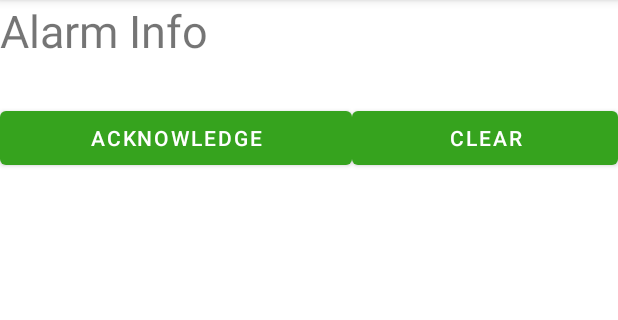
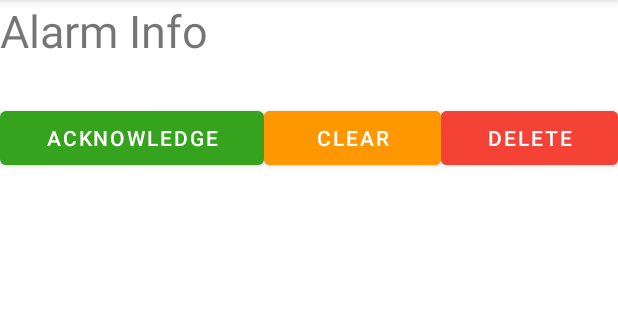
Before and after one commit to Joserra13/SmartTrashApp2, an Android app: the AlarmActivity screen opened directly, with no data from a screen before it, after a tap on "CLEAR", on a phone screen of 412 x 824 dp, the part 84-404 px from its top. Run offline under Robolectric (Android 15) with nearby library versions, the phone set to English and light mode, and no system bars.

Commit message:
Añadida la funcion de clear, ack  y delete alarmas

```diff
--- a/app/src/main/java/dte/masteriot/mdp/smarttrashapp2/AlarmActivity.java
+++ b/app/src/main/java/dte/masteriot/mdp/smarttrashapp2/AlarmActivity.java
@@ -58,6 +58,9 @@ public class AlarmActivity extends AppCompatActivity {
         }else if(choice == 1){
             //Clear
             alarmCommand = tbs.sendClearAlarm(token, alarmId);
+        }else if(choice == 2){
+            //Clear
+            alarmCommand = tbs.sendDeleteAlarm(token, alarmId);
         }
 
         //This enqueues of the Callback means we are making an asynchronous request (which won't block the UI-Thread)
@@ -70,6 +73,8 @@ public class AlarmActivity extends AppCompatActivity {
                         commandSent.setText("Alarm acknowledged");
                     }else if(choice == 1){
                         commandSent.setText("Alarm cleared");
+                    }else if(choice == 2){
+                        commandSent.setText("Alarm deleted");
                     }
 
                 } else{
@@ -79,6 +84,8 @@ public class AlarmActivity extends AppCompatActivity {
                         commandSent.setText("Alarm was not acknowledge correclty");
                     }else if(choice == 1){
                         commandSent.setText("Alarm was not cleared correclty");
+                    }else if(choice == 2){
+                        commandSent.setText("Alarm was not deleted correclty");
                     }
                 }
             }
@@ -96,6 +103,12 @@ public class AlarmActivity extends AppCompatActivity {
     }
 
     public void sendClear(View view) {
+
         sendCommand(1);
     }
+
+    public void sendDelete(View view) {
+
+        sendCommand(2);
+    }
 }
--- a/app/src/main/java/dte/masteriot/mdp/smarttrashapp2/Item.java
+++ b/app/src/main/java/dte/masteriot/mdp/smarttrashapp2/Item.java
@@ -5,13 +5,11 @@ import com.google.android.gms.maps.model.LatLng;
 public class Item {
     private final String myDisplayText;
     private final LatLng myLocation;
-    private final String mydate;
 
 
-    Item(String display_text, LatLng location, String date) {
+    Item(String display_text, LatLng location) {
         myDisplayText = display_text;
         myLocation = location;
-        mydate = date;
     }
 
     String getDisplayText() {
@@ -22,6 +20,4 @@ public class Item {
         return myLocation;
     }
 
-    String getDate(){return mydate;}
-
 }
--- a/app/src/main/java/dte/masteriot/mdp/smarttrashapp2/LoadingActivity.java
+++ b/app/src/main/java/dte/masteriot/mdp/smarttrashapp2/LoadingActivity.java
@@ -195,7 +195,7 @@ public class LoadingActivity extends AppCompatActivity{
 
                 }
 
-                listOfItems.add(new Item(containerName, location, null));
+                listOfItems.add(new Item(containerName, location));
             }
 
         } catch (JSONException e) {
--- a/app/src/main/java/dte/masteriot/mdp/smarttrashapp2/ThingsboardService.java
+++ b/app/src/main/java/dte/masteriot/mdp/smarttrashapp2/ThingsboardService.java
@@ -4,6 +4,7 @@ import com.google.gson.JsonObject;
 
 import retrofit2.Call;
 import retrofit2.http.Body;
+import retrofit2.http.DELETE;
 import retrofit2.http.GET;
 import retrofit2.http.Header;
 import retrofit2.http.Headers;
@@ -43,13 +44,8 @@ public interface ThingsboardService {
 
     //STREET Plastic Container ALARM
     @Headers({"Accept: application/json"})
-    @GET ("alarm/DEVICE/6e2b9ca0-7971-11ec-9a04-591db17ccd5b?pageSize=10&page=0&sortProperty=createdTime&sortOrder=DESC&status=ACTIVE_UNACK")
+    @GET ("alarm/DEVICE/6e2b9ca0-7971-11ec-9a04-591db17ccd5b?&pageSize=30&page=0&sortProperty=createdTime&sortOrder=DESC")
     Call<JsonObject> getPlasticStreetContainersAlarm (@Header("X-Authorization") String token);
-
-    //STREET Plastic Container ALARM
-    @Headers({"Accept: application/json"})
-    @GET ("alarm/DEVICE/6e2b9ca0-7971-11ec-9a04-591db17ccd5b?pageSize=10&page=0&sortProperty=createdTime&sortOrder=DESC&status=ACTIVE_ACK")
-    Call<JsonObject> getPlasticStreetContainersAlarm2 (@Header("X-Authorization") String token);
 
     //STREET Paper Container
     @Headers({"Accept: application/json"})
@@ -58,13 +54,8 @@ public interface ThingsboardService {
 
     //STREET Paper Container ALARM
     @Headers({"Accept: application/json"})
-    @GET ("alarm/DEVICE/1810a5d0-790e-11ec-9a04-591db17ccd5b?pageSize=10&page=0&sortProperty=createdTime&sortOrder=DESC&status=ACTIVE_UNACK")
+    @GET ("alarm/DEVICE/1810a5d0-790e-11ec-9a04-591db17ccd5b?&pageSize=30&page=0&sortProperty=createdTime&sortOrder=DESC")
     Call<JsonObject> getPaperStreetContainersAlarm (@Header("X-Authorization") String token);
-
-    //STREET Paper Container ALARM
-    @Headers({"Accept: application/json"})
-    @GET ("alarm/DEVICE/1810a5d0-790e-11ec-9a04-591db17ccd5b?pageSize=10&page=0&sortProperty=createdTime&sortOrder=DESC&status=ACTIVE_ACK")
-    Call<JsonObject> getPaperStreetContainersAlarm2 (@Header("X-Authorization") String token);
 
     //STREET Organic Container
     @Headers({"Accept: application/json"})
@@ -73,13 +64,8 @@ public interface ThingsboardService {
 
     //STREET Organic Container ALARM
     @Headers({"Accept: application/json"})
-    @GET ("alarm/DEVICE/3c23e860-7891-11ec-9a04-591db17ccd5b?pageSize=10&page=0&sortProperty=createdTime&sortOrder=DESC&status=ACTIVE_UNACK")
+    @GET ("alarm/DEVICE/3c23e860-7891-11ec-9a04-591db17ccd5b?&pageSize=30&page=0&sortProperty=createdTime&sortOrder=DESC")
     Call<JsonObject> getOrganicStreetContainersAlarm (@Header("X-Authorization") String token);
-
-    //STREET Organic Container ALARM
-    @Headers({"Accept: application/json"})
-    @GET ("alarm/DEVICE/3c23e860-7891-11ec-9a04-591db17ccd5b?pageSize=10&page=0&sortProperty=createdTime&sortOrder=DESC&status=ACTIVE_ACK")
-    Call<JsonObject> getOrganicStreetContainersAlarm2 (@Header("X-Authorization") String token);
 
     //STREET Glass Container
     @Headers({"Accept: application/json"})
@@ -88,13 +74,8 @@ public interface ThingsboardService {
 
     //STREET Glass Container ALARM
     @Headers({"Accept: application/json"})
-    @GET ("alarm/DEVICE/ddca70e0-7971-11ec-9a04-591db17ccd5b?pageSize=10&page=0&sortProperty=createdTime&sortOrder=DESC&status=ACTIVE_UNACK")
+    @GET ("alarm/DEVICE/ddca70e0-7971-11ec-9a04-591db17ccd5b?&pageSize=30&page=0&sortProperty=createdTime&sortOrder=DESC")
     Call<JsonObject> getGlassStreetContainersAlarm (@Header("X-Authorization") String token);
-
-    //STREET Glass Container ALARM
-    @Headers({"Accept: application/json"})
-    @GET ("alarm/DEVICE/ddca70e0-7971-11ec-9a04-591db17ccd5b?pageSize=10&page=0&sortProperty=createdTime&sortOrder=DESC&status=ACTIVE_ACK")
-    Call<JsonObject> getGlassStreetContainersAlarm2 (@Header("X-Authorization") String token);
 
     //ACKNOWLEDGE THE ALARM
     @Headers({"Accept: application/json", "Content-Type: application/json"})
@@ -105,4 +86,9 @@ public interface ThingsboardService {
     @Headers({"Accept: application/json", "Content-Type: application/json"})
     @POST ("alarm/{alarmId}/clear")
     Call<Void> sendClearAlarm (@Header("X-Authorization") String token, @Path ("alarmId") String alarmId);
+
+    //DELETE THE ALARM
+    @Headers({"Accept: application/json", "Content-Type: application/json"})
+    @DELETE("alarm/{alarmId}")
+    Call<Void> sendDeleteAlarm (@Header("X-Authorization") String token, @Path ("alarmId") String alarmId);
 }
--- a/app/src/main/java/dte/masteriot/mdp/smarttrashapp2/WorkersIntro.java
+++ b/app/src/main/java/dte/masteriot/mdp/smarttrashapp2/WorkersIntro.java
@@ -101,7 +101,7 @@ public class WorkersIntro extends AppCompatActivity implements ItemViewHolder.It
 
                 }
 
-                listOfItems.add(new Item(containerName, location, null));
+                listOfItems.add(new Item(containerName, location));
             }
 
         } catch (JSONException e) {
--- a/app/src/main/res/layout/activity_alarm.xml
+++ b/app/src/main/res/layout/activity_alarm.xml
@@ -43,8 +43,18 @@
                 android:layout_width="wrap_content"
                 android:layout_height="wrap_content"
                 android:layout_weight="1"
+                android:backgroundTint="#FF9800"
                 android:onClick="sendClear"
                 android:text="Clear" />
+
+            <Button
+                android:id="@+id/button6"
+                android:layout_width="wrap_content"
+                android:layout_height="wrap_content"
+                android:layout_weight="1"
+                android:backgroundTint="#F44336"
+                android:text="Delete"
+                android:onClick="sendDelete"/>
         </LinearLayout>
 
         <TextView
```
Also changed, not shown: app/src/main/java/dte/masteriot/mdp/smarttrashapp2/WorkersList.java (+1 -7 lines).
